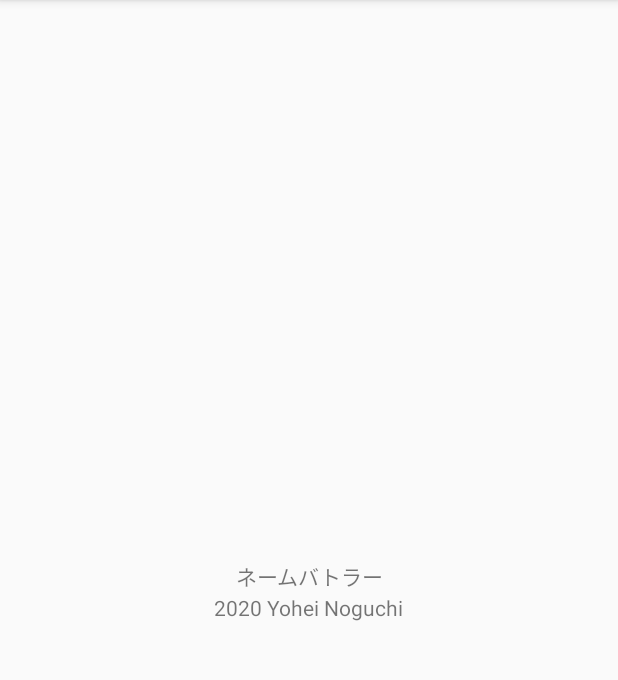
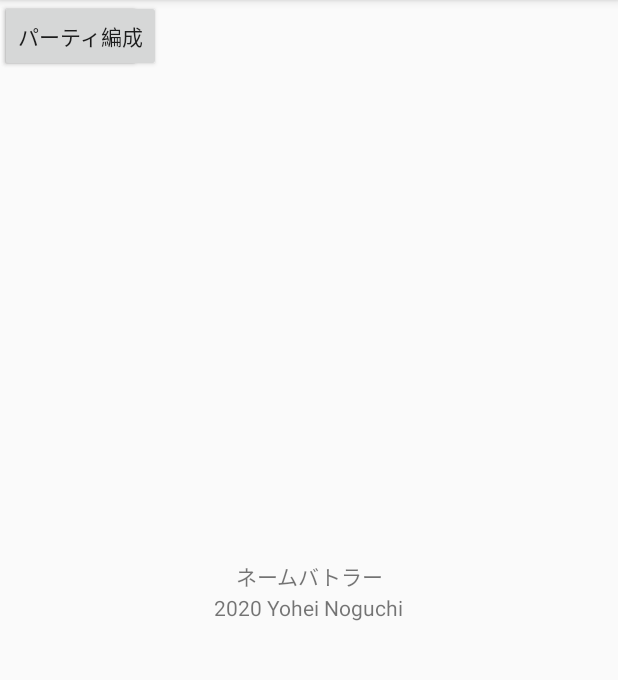
Before and after one commit to imsleepynow/Nog_NameBattler, an Android app: the screen it shows after launch (MainActivity), on a phone screen of 412 x 824 dp, the part 84-764 px from its top. Run offline under Robolectric (Android 15) with nearby library versions, the phone set to English and light mode, and no system bars.

Commit message:
xml kakikmashita sukoshi.

```diff
--- a/app/src/main/java/com/example/nog_namebattler/MainActivity.java
+++ b/app/src/main/java/com/example/nog_namebattler/MainActivity.java
@@ -10,6 +10,8 @@ public class MainActivity extends AppCompatActivity {
     protected void onCreate(Bundle savedInstanceState) {
         super.onCreate(savedInstanceState);
         setContentView(R.layout.activity_main);
+
+        //Button button = findViewById(R.id.button);
     }
 
 
--- a/app/src/main/res/layout/activity_main.xml
+++ b/app/src/main/res/layout/activity_main.xml
@@ -31,6 +31,15 @@
         app:layout_constraintTop_toTopOf="parent" />
 
 <!-- ボタン・キャラ一覧 -->
+	<Button
+        android:layout_width="wrap_content"
+        android:layout_height="wrap_content"
+        android:text="キャラ一覧" />
+
 <!-- ボタン・パーティ編成 -->
+	<Button
+        android:layout_width="wrap_content"
+        android:layout_height="wrap_content"
+        android:text="パーティ編成" />
 
 </androidx.constraintlayout.widget.ConstraintLayout>
```
